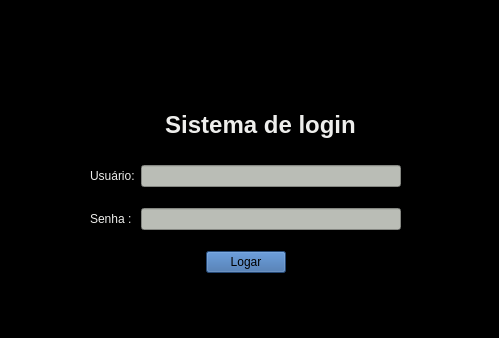
Old version of the form formularioLoginSenhaQt/formulariologinsenha.ui in the repository EmmanuelHumberto/FormularioLoginSenhaQt.
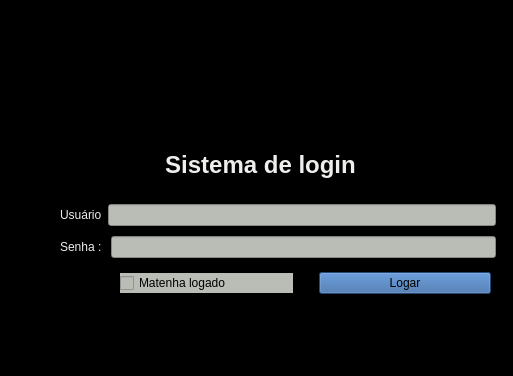
New version of the form.

Commit message: formulario de login com checkBox

What changed in the file:
```diff
--- a/formularioLoginSenhaQt/formulariologinsenha.ui
+++ b/formularioLoginSenhaQt/formulariologinsenha.ui
@@ -6,8 +6,8 @@
    <rect>
     <x>0</x>
     <y>0</y>
-    <width>499</width>
-    <height>338</height>
+    <width>513</width>
+    <height>376</height>
    </rect>
   </property>
   <property name="windowTitle">
@@ -21,7 +21,7 @@
     <property name="geometry">
      <rect>
       <x>140</x>
-      <y>110</y>
+      <y>150</y>
       <width>241</width>
       <height>31</height>
      </rect>
@@ -34,7 +34,7 @@
     <property name="geometry">
      <rect>
       <x>180</x>
-      <y>10</y>
+      <y>40</y>
       <width>191</width>
       <height>91</height>
      </rect>
@@ -43,22 +43,24 @@
      <string>logo</string>
     </property>
    </widget>
-   <widget class="QWidget" name="">
+   <widget class="QWidget" name="layoutWidget">
     <property name="geometry">
      <rect>
-      <x>90</x>
-      <y>150</y>
-      <width>311</width>
-      <height>141</height>
+      <x>60</x>
+      <y>200</y>
+      <width>436</width>
+      <height>64</height>
      </rect>
     </property>
+    <layout class="QHBoxLayout" name="horizontalLayout_3">
+     <item>
     <layout class="QVBoxLayout" name="verticalLayout">
      <item>
       <layout class="QHBoxLayout" name="horizontalLayout">
        <item>
         <widget class="QLabel" name="label_usuario">
          <property name="text">
-          <string>&lt;html&gt;&lt;head/&gt;&lt;body&gt;&lt;p&gt;&lt;span style=&quot; color:#eeeeec;&quot;&gt;Usuário:&lt;/span&gt;&lt;/p&gt;&lt;/body&gt;&lt;/html&gt;</string>
+            <string>&lt;html&gt;&lt;head/&gt;&lt;body&gt;&lt;p&gt;&lt;span style=&quot; color:#eeeeec;&quot;&gt;Usuário&lt;/span&gt;&lt;/p&gt;&lt;/body&gt;&lt;/html&gt;</string>
          </property>
         </widget>
        </item>
@@ -76,7 +78,7 @@
        <item>
         <widget class="QLabel" name="label_senha">
          <property name="text">
-          <string>&lt;html&gt;&lt;head/&gt;&lt;body&gt;&lt;p&gt;&lt;span style=&quot; color:#eeeeec;&quot;&gt;Senha     : &lt;/span&gt;&lt;/p&gt;&lt;/body&gt;&lt;/html&gt;</string>
+            <string>&lt;html&gt;&lt;head/&gt;&lt;body&gt;&lt;p&gt;&lt;span style=&quot; color:#eeeeec;&quot;&gt;Senha :        &lt;/span&gt;&lt;/p&gt;&lt;/body&gt;&lt;/html&gt;</string>
          </property>
         </widget>
        </item>
@@ -92,17 +94,39 @@
        </item>
       </layout>
      </item>
+      </layout>
+     </item>
+    </layout>
+   </widget>
+   <widget class="QWidget" name="">
+    <property name="geometry">
+     <rect>
+      <x>120</x>
+      <y>270</y>
+      <width>371</width>
+      <height>27</height>
+     </rect>
+    </property>
+    <layout class="QHBoxLayout" name="horizontalLayout_4">
      <item>
-      <layout class="QHBoxLayout" name="horizontalLayout_3">
+      <widget class="QCheckBox" name="chk">
+       <property name="styleSheet">
+        <string notr="true">background-color: rgb(186, 189, 182);</string>
+       </property>
+       <property name="text">
+        <string>Matenha logado</string>
+       </property>
+      </widget>
+     </item>
        <item>
-        <spacer name="horizontalSpacer">
+      <spacer name="verticalSpacer">
          <property name="orientation">
-          <enum>Qt::Horizontal</enum>
+        <enum>Qt::Vertical</enum>
          </property>
          <property name="sizeHint" stdset="0">
           <size>
-           <width>40</width>
-           <height>20</height>
+         <width>20</width>
+         <height>40</height>
           </size>
          </property>
         </spacer>
@@ -117,21 +141,6 @@
          </property>
         </widget>
        </item>
-       <item>
-        <spacer name="horizontalSpacer_2">
-         <property name="orientation">
-          <enum>Qt::Horizontal</enum>
-         </property>
-         <property name="sizeHint" stdset="0">
-          <size>
-           <width>40</width>
-           <height>20</height>
-          </size>
-         </property>
-        </spacer>
-       </item>
-      </layout>
-     </item>
     </layout>
    </widget>
   </widget>
```
Left out of the diff: 2 changed lines with no effect on the pictures. Lines whose indentation alone changed are shown as unchanged. The commit also changes 20 other files.
